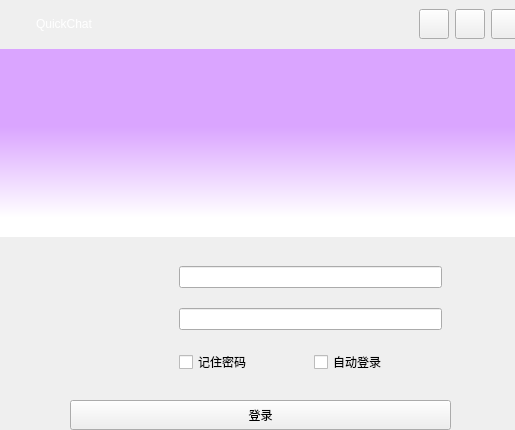
Qt form QuickChat/loginwidget.ui (EUIOwO/QuickChat) before a commit.
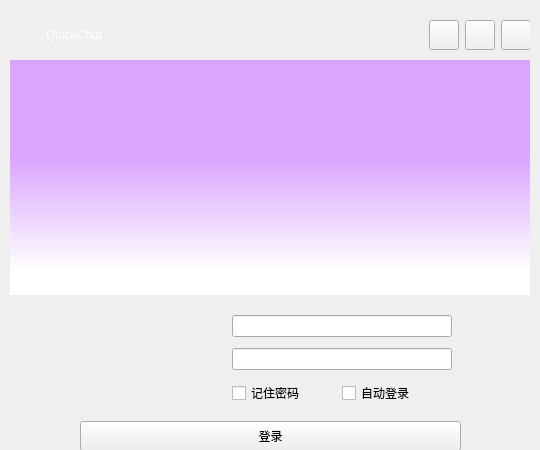
The same form after that commit. Icons and pictures are not drawn. Custom widgets are drawn as their Qt base class.

```diff
--- a/QuickChat/loginwidget.ui
+++ b/QuickChat/loginwidget.ui
@@ -6,10 +6,16 @@
    <rect>
     <x>0</x>
     <y>0</y>
-    <width>515</width>
-    <height>430</height>
+    <width>540</width>
+    <height>450</height>
    </rect>
   </property>
+  <property name="maximumSize">
+   <size>
+    <width>540</width>
+    <height>600</height>
+   </size>
+  </property>
   <property name="windowTitle">
    <string>Form</string>
   </property>
@@ -19,12 +25,21 @@
   <widget class="QStackedWidget" name="stackedWidget">
    <property name="geometry">
     <rect>
-     <x>0</x>
-     <y>-1</y>
-     <width>521</width>
-     <height>441</height>
+     <x>10</x>
+     <y>10</y>
+     <width>520</width>
+     <height>440</height>
     </rect>
    </property>
+   <property name="maximumSize">
+    <size>
+     <width>520</width>
+     <height>440</height>
+    </size>
+   </property>
+   <property name="styleSheet">
+    <string notr="true"/>
+   </property>
    <property name="lineWidth">
     <number>0</number>
    </property>
@@ -41,6 +56,9 @@
        <height>51</height>
       </rect>
      </property>
+     <property name="styleSheet">
+      <string notr="true"/>
+     </property>
      <layout class="QHBoxLayout" name="horizontalLayout" stretch="1,6,1,1,1">
       <item>
        <widget class="QLabel" name="labelWinIcon">
@@ -204,7 +222,7 @@
        <x>0</x>
        <y>50</y>
        <width>521</width>
-       <height>381</height>
+       <height>391</height>
       </rect>
      </property>
      <layout class="QVBoxLayout" name="verticalLayout_3">
@@ -248,14 +266,14 @@
            <widget class="QLabel" name="labelUserHead">
             <property name="minimumSize">
              <size>
-              <width>100</width>
-              <height>100</height>
+              <width>0</width>
+              <height>0</height>
              </size>
             </property>
             <property name="maximumSize">
              <size>
-              <width>100</width>
-              <height>100</height>
+              <width>150</width>
+              <height>150</height>
              </size>
             </property>
             <property name="text">
@@ -271,6 +289,12 @@
           </item>
           <item>
            <widget class="QWidget" name="widgetInput" native="true">
+            <property name="maximumSize">
+             <size>
+              <width>300</width>
+              <height>120</height>
+             </size>
+            </property>
             <layout class="QVBoxLayout" name="verticalLayout">
              <item>
               <widget class="QLineEdit" name="lineEditUser">
@@ -278,7 +302,10 @@
                 <string>&lt;html&gt;&lt;head/&gt;&lt;body&gt;&lt;p&gt;用户名&lt;/p&gt;&lt;/body&gt;&lt;/html&gt;</string>
                </property>
                <property name="whatsThis">
-                <string>&lt;html&gt;&lt;head/&gt;&lt;body&gt;&lt;p&gt;用户名&lt;/p&gt;&lt;/body&gt;&lt;/html&gt;</string>
+                <string>&lt;html&gt;&lt;head/&gt;&lt;body&gt;&lt;p&gt;&lt;br/&gt;&lt;/p&gt;&lt;/body&gt;&lt;/html&gt;</string>
+               </property>
+               <property name="styleSheet">
+                <string notr="true">image: url(:/resource/images/ic_user.png);</string>
                </property>
                <property name="text">
                 <string/>
@@ -296,7 +323,10 @@
               </widget>
              </item>
              <item>
-              <layout class="QHBoxLayout" name="horizontalLayout_2">
+              <layout class="QHBoxLayout" name="horizontalLayout_2" stretch="1,1">
+               <property name="spacing">
+                <number>0</number>
+               </property>
                <item>
                 <widget class="QCheckBox" name="checkBoxAutoLogin">
                  <property name="text">
@@ -306,6 +336,9 @@
                </item>
                <item>
                 <widget class="QCheckBox" name="checkBoxPasswd">
+                 <property name="enabled">
+                  <bool>true</bool>
+                 </property>
                  <property name="text">
                   <string>自动登录</string>
                  </property>
@@ -584,6 +617,14 @@
    </widget>
   </widget>
  </widget>
+ <customwidgets>
+  <customwidget>
+   <class>AnimationStackedWidget</class>
+   <extends>QStackedWidget</extends>
+   <header location="global">animationstackedwidget.h</header>
+   <container>1</container>
+  </customwidget>
+ </customwidgets>
  <resources>
   <include location="resource.qrc"/>
  </resources>
```
Left out of the diff: 17 changed lines with no effect on the pictures.
